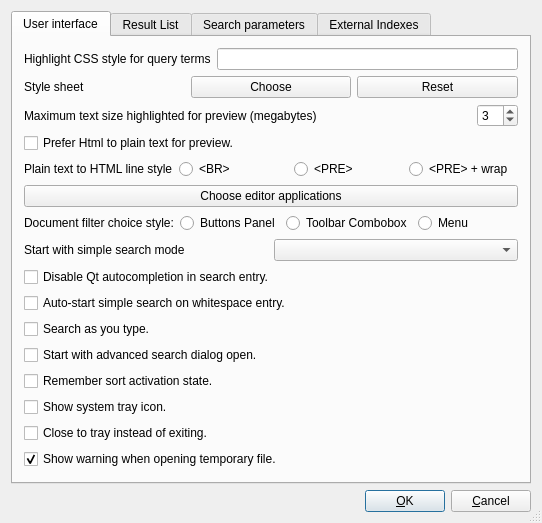
alberti42/recoll-macos, file src/qtgui/uiprefs.ui: the form before one commit.
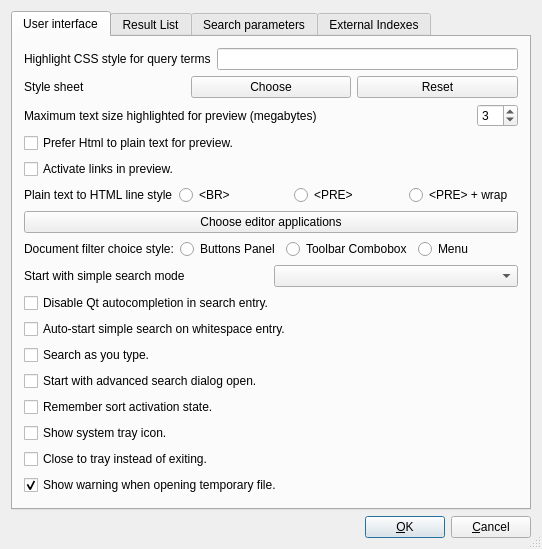
The form after the commit.

Commit message: add option to have clickable links inside the preview windows

Diff of the .ui file:
```diff
--- a/src/qtgui/uiprefs.ui
+++ b/src/qtgui/uiprefs.ui
@@ -132,6 +132,19 @@
              </property>
             </widget>
            </item>
+           <item>
+            <widget class="QCheckBox" name="previewActiveLinksCB">
+             <property name="text">
+              <string>Activate links in preview.</string>
+             </property>
+               <property name="toolTip">
+                <string>Make links inside the preview window clickable, and start an external browser when they are clicked.</string>
+               </property>
+             <property name="checked">
+              <bool>false</bool>
+             </property>
+            </widget>
+           </item>
            <item>
             <layout class="QHBoxLayout" name="horizontalLayout">
              <item>
```
The commit also changes 9 other files.
